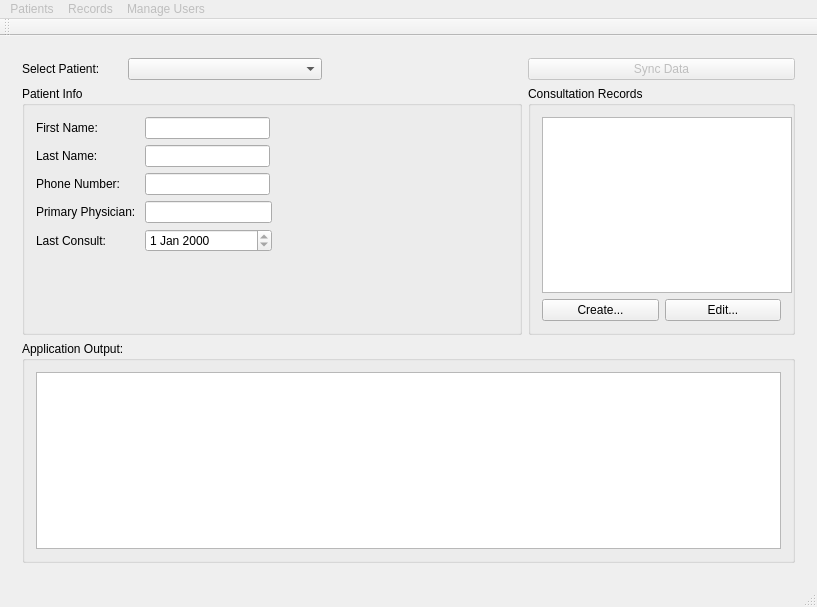
Qt form cuCareQtApp/CUCare/cucare.ui (chrispwright/comp3004cuCarePrivate) before a commit.
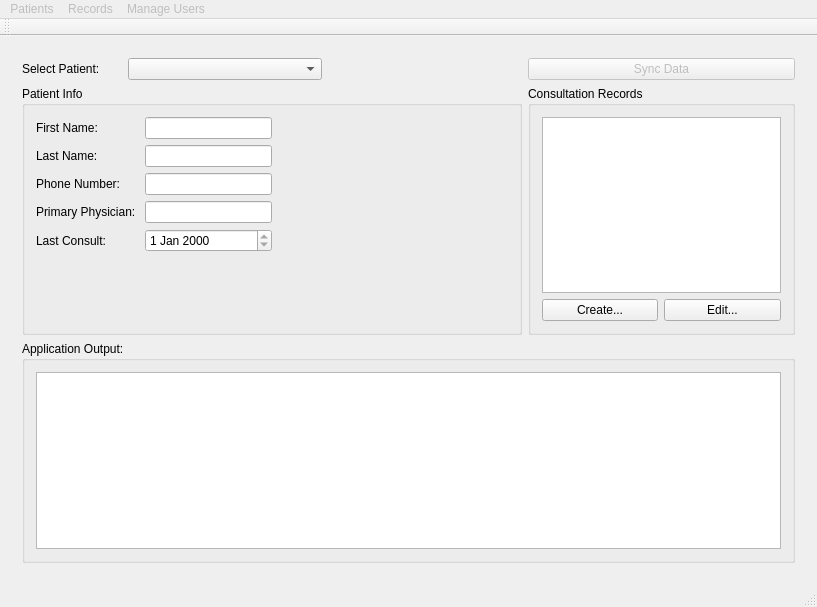
The same form after that commit. The open tabs and pages were chosen to show the change.

```diff
--- a/cuCareQtApp/CUCare/cucare.ui
+++ b/cuCareQtApp/CUCare/cucare.ui
@@ -97,7 +97,7 @@
                </property>
                <property name="maximumSize">
                 <size>
-                 <width>125</width>
+                 <width>16777215</width>
                  <height>16777215</height>
                 </size>
                </property>
@@ -120,7 +120,7 @@
                </property>
                <property name="maximumSize">
                 <size>
-                 <width>125</width>
+                 <width>16777215</width>
                  <height>16777215</height>
                 </size>
                </property>
@@ -146,7 +146,7 @@
                </property>
                <property name="maximumSize">
                 <size>
-                 <width>125</width>
+                 <width>16777215</width>
                  <height>16777215</height>
                 </size>
                </property>
@@ -229,7 +229,7 @@
             <widget class="QListWidget" name="consultationList">
              <property name="minimumSize">
               <size>
-               <width>250</width>
+               <width>0</width>
                <height>0</height>
               </size>
              </property>
```
